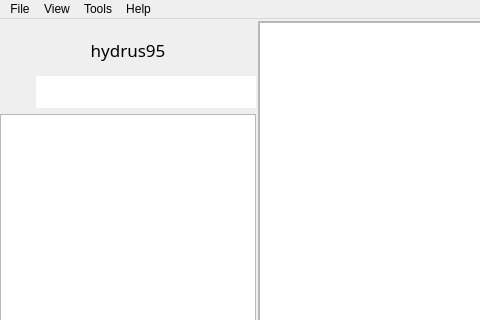
Above: src/ui/mainwindow.ui from KJNeko/Atlas before the change; both pictures show x 0 to 480 and y 0 to 320 of the 1280 by 720 pixel window. Below: the same form after it.
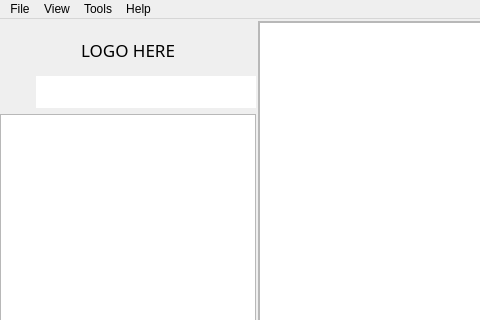
That is the form after the change. Icons and pictures are not drawn. Custom widgets are drawn as their Qt base class.

```diff
--- a/src/ui/mainwindow.ui
+++ b/src/ui/mainwindow.ui
@@ -184,7 +184,7 @@
           </font>
          </property>
          <property name="text">
-          <string>hydrus95</string>
+          <string>LOGO HERE</string>
          </property>
          <property name="alignment">
           <set>Qt::AlignCenter</set>
```
Left out of the diff: 2 changed lines with no effect on the pictures.
